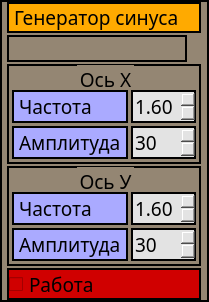
The window that TraineeProjectSource/ui_files/windowsinussource.ui (orizonti/AstraTraineeProject) describes before a commit, drawn with Qt 5.
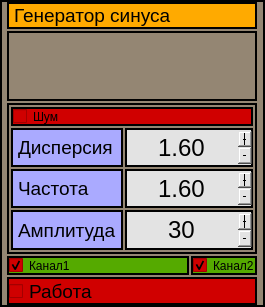
The same window after the commit. Icons and pictures are not drawn.

```diff
--- a/TraineeProjectSource/ui_files/windowsinussource.ui
+++ b/TraineeProjectSource/ui_files/windowsinussource.ui
@@ -6,8 +6,8 @@
    <rect>
     <x>0</x>
     <y>0</y>
-    <width>209</width>
-    <height>302</height>
+    <width>265</width>
+    <height>307</height>
    </rect>
   </property>
   <property name="sizePolicy">
@@ -49,7 +49,7 @@
 
 </string>
   </property>
-  <layout class="QGridLayout" name="gridLayout_3">
+  <layout class="QGridLayout" name="gridLayout_2">
    <property name="leftMargin">
     <number>2</number>
    </property>
@@ -65,187 +65,17 @@
    <property name="spacing">
     <number>2</number>
    </property>
-   <item row="3" column="0">
-    <widget class="QGroupBox" name="groupBox">
-     <property name="font">
-      <font>
-       <family>Sans Serif</family>
-       <pointsize>14</pointsize>
-       <weight>50</weight>
-       <italic>false</italic>
-       <bold>false</bold>
-      </font>
-     </property>
-     <property name="title">
-      <string>Ось Х</string>
-     </property>
-     <property name="alignment">
-      <set>Qt::AlignCenter</set>
-     </property>
-     <layout class="QGridLayout" name="gridLayout">
-      <property name="leftMargin">
-       <number>3</number>
-      </property>
-      <property name="topMargin">
-       <number>24</number>
-      </property>
-      <property name="rightMargin">
-       <number>3</number>
-      </property>
-      <property name="bottomMargin">
-       <number>3</number>
-      </property>
-      <property name="spacing">
-       <number>3</number>
-      </property>
-      <item row="0" column="0">
-       <widget class="QLabel" name="label_3">
-        <property name="sizePolicy">
-         <sizepolicy hsizetype="Minimum" vsizetype="Preferred">
-          <horstretch>0</horstretch>
-          <verstretch>0</verstretch>
-         </sizepolicy>
-        </property>
-        <property name="font">
-         <font>
-          <family>Sans Serif</family>
-          <pointsize>14</pointsize>
-          <weight>50</weight>
-          <italic>false</italic>
-          <bold>false</bold>
-         </font>
-        </property>
-        <property name="styleSheet">
-         <string notr="true">QLabel
-{
-border: 2px solid line black;
-	
-	background-color: rgb(170, 170, 255);
-}</string>
-        </property>
-        <property name="text">
-         <string>Частота</string>
-        </property>
-       </widget>
-      </item>
-      <item row="1" column="0">
-       <widget class="QLabel" name="label_4">
-        <property name="sizePolicy">
-         <sizepolicy hsizetype="Maximum" vsizetype="Preferred">
-          <horstretch>0</horstretch>
-          <verstretch>0</verstretch>
-         </sizepolicy>
-        </property>
-        <property name="font">
-         <font>
-          <family>Sans Serif</family>
-          <pointsize>14</pointsize>
-          <weight>50</weight>
-          <italic>false</italic>
-          <bold>false</bold>
-         </font>
-        </property>
-        <property name="styleSheet">
-         <string notr="true">QLabel
-{
-border: 2px solid line black;
-	
-	background-color: rgb(170, 170, 255);
-}</string>
-        </property>
-        <property name="text">
-         <string>Амплитуда</string>
-        </property>
-       </widget>
-      </item>
-      <item row="0" column="1">
-       <widget class="QDoubleSpinBox" name="SpinFreqX">
-        <property name="font">
-         <font>
-          <family>Sans Serif</family>
-          <pointsize>14</pointsize>
-          <weight>50</weight>
-          <italic>false</italic>
-          <bold>false</bold>
-         </font>
-        </property>
-        <property name="minimum">
-         <double>0.200000000000000</double>
-        </property>
-        <property name="maximum">
-         <double>4.000000000000000</double>
-        </property>
-        <property name="singleStep">
-         <double>0.200000000000000</double>
-        </property>
-        <property name="value">
-         <double>1.600000000000000</double>
-        </property>
-       </widget>
-      </item>
-      <item row="1" column="1">
-       <widget class="QSpinBox" name="SpinAmpY">
-        <property name="font">
-         <font>
-          <family>Sans Serif</family>
-          <pointsize>14</pointsize>
-          <weight>50</weight>
-          <italic>false</italic>
-          <bold>false</bold>
-         </font>
-        </property>
-        <property name="minimum">
-         <number>5</number>
-        </property>
-        <property name="maximum">
-         <number>400</number>
-        </property>
-        <property name="singleStep">
-         <number>5</number>
-        </property>
-        <property name="value">
-         <number>30</number>
-        </property>
-       </widget>
-      </item>
-     </layout>
-    </widget>
-   </item>
-   <item row="0" column="0">
-    <widget class="QLabel" name="label">
-     <property name="sizePolicy">
-      <sizepolicy hsizetype="Preferred" vsizetype="Maximum">
-       <horstretch>0</horstretch>
-       <verstretch>0</verstretch>
-      </sizepolicy>
-     </property>
-     <property name="font">
-      <font>
-       <family>Sans Serif</family>
-       <pointsize>14</pointsize>
-       <weight>50</weight>
-       <italic>false</italic>
-       <bold>false</bold>
-      </font>
-     </property>
-     <property name="styleSheet">
-      <string notr="true">QLabel
-{
-border: 2px solid line black;
-	
-	background-color: rgb(255, 170, 0);
-}</string>
-     </property>
-     <property name="text">
-      <string>Генератор синуса</string>
-     </property>
-    </widget>
-   </item>
    <item row="1" column="0">
     <widget class="QLabel" name="label_2">
+     <property name="sizePolicy">
+      <sizepolicy hsizetype="MinimumExpanding" vsizetype="Preferred">
+       <horstretch>0</horstretch>
+       <verstretch>0</verstretch>
+      </sizepolicy>
+     </property>
      <property name="maximumSize">
       <size>
-       <width>180</width>
+       <width>250</width>
        <height>70</height>
       </size>
      </property>
@@ -260,7 +90,7 @@
      </property>
     </widget>
    </item>
-   <item row="5" column="0">
+   <item row="4" column="0">
     <widget class="QCheckBox" name="checkWorkBlock">
      <property name="sizePolicy">
       <sizepolicy hsizetype="Minimum" vsizetype="Fixed">
@@ -270,9 +100,7 @@
      </property>
      <property name="font">
       <font>
-       <family>Sans Serif</family>
        <pointsize>14</pointsize>
-       <weight>50</weight>
        <italic>false</italic>
        <bold>false</bold>
       </font>
@@ -298,70 +126,44 @@
      </property>
     </widget>
    </item>
-   <item row="4" column="0">
-    <widget class="QGroupBox" name="SpinFregX">
+   <item row="2" column="0">
+    <widget class="QGroupBox" name="groupBox">
+     <property name="sizePolicy">
+      <sizepolicy hsizetype="Minimum" vsizetype="Preferred">
+       <horstretch>0</horstretch>
+       <verstretch>0</verstretch>
+      </sizepolicy>
+     </property>
      <property name="font">
       <font>
-       <family>Sans Serif</family>
        <pointsize>14</pointsize>
-       <weight>50</weight>
        <italic>false</italic>
        <bold>false</bold>
       </font>
      </property>
      <property name="title">
-      <string>Ось У</string>
+      <string/>
      </property>
      <property name="alignment">
       <set>Qt::AlignCenter</set>
      </property>
-     <layout class="QGridLayout" name="gridLayout_2">
+     <layout class="QGridLayout" name="gridLayout">
       <property name="leftMargin">
-       <number>3</number>
+       <number>2</number>
       </property>
       <property name="topMargin">
-       <number>24</number>
+       <number>2</number>
       </property>
       <property name="rightMargin">
-       <number>3</number>
+       <number>2</number>
       </property>
       <property name="bottomMargin">
-       <number>3</number>
+       <number>2</number>
       </property>
       <property name="spacing">
-       <number>3</number>
+       <number>2</number>
       </property>
-      <item row="1" column="0">
-       <widget class="QLabel" name="label_6">
-        <property name="sizePolicy">
-         <sizepolicy hsizetype="Maximum" vsizetype="Preferred">
-          <horstretch>0</horstretch>
-          <verstretch>0</verstretch>
-         </sizepolicy>
-        </property>
-        <property name="font">
-         <font>
-          <family>Sans Serif</family>
-          <pointsize>14</pointsize>
-          <weight>50</weight>
-          <italic>false</italic>
-          <bold>false</bold>
-         </font>
-        </property>
-        <property name="styleSheet">
-         <string notr="true">QLabel
-{
-border: 2px solid line black;
-	
-	background-color: rgb(170, 170, 255);
-}</string>
-        </property>
-        <property name="text">
-         <string>Амплитуда</string>
-        </property>
-       </widget>
-      </item>
-      <item row="0" column="0">
+      <item row="1" column="1">
        <widget class="QLabel" name="label_5">
         <property name="sizePolicy">
          <sizepolicy hsizetype="Minimum" vsizetype="Preferred">
@@ -371,9 +173,7 @@
         </property>
         <property name="font">
          <font>
-          <family>Sans Serif</family>
           <pointsize>14</pointsize>
-          <weight>50</weight>
           <italic>false</italic>
           <bold>false</bold>
          </font>
@@ -387,54 +187,45 @@
 }</string>
         </property>
         <property name="text">
-         <string>Частота</string>
+         <string>Дисперсия</string>
         </property>
        </widget>
       </item>
-      <item row="0" column="1">
-       <widget class="QDoubleSpinBox" name="SpinFreqY">
+      <item row="3" column="2">
+       <widget class="QSpinBox" name="SpinAmp">
+        <property name="sizePolicy">
+         <sizepolicy hsizetype="Preferred" vsizetype="Fixed">
+          <horstretch>0</horstretch>
+          <verstretch>0</verstretch>
+         </sizepolicy>
+        </property>
+        <property name="minimumSize">
+         <size>
+          <width>70</width>
+          <height>40</height>
+         </size>
+        </property>
         <property name="font">
          <font>
-          <family>Sans Serif</family>
-          <pointsize>14</pointsize>
-          <weight>50</weight>
+          <pointsize>18</pointsize>
           <italic>false</italic>
           <bold>false</bold>
          </font>
         </property>
-        <property name="wrapping">
-         <bool>false</bool>
+        <property name="styleSheet">
+         <string notr="true">QSpinBox
+{
+	font: 75 18pt &quot;PT Sans&quot;;
+}</string>
         </property>
-        <property name="readOnly">
-         <bool>false</bool>
+        <property name="alignment">
+         <set>Qt::AlignCenter</set>
         </property>
-        <property name="minimum">
-         <double>0.200000000000000</double>
+        <property name="buttonSymbols">
+         <enum>QAbstractSpinBox::PlusMinus</enum>
         </property>
-        <property name="maximum">
-         <double>4.000000000000000</double>
-        </property>
-        <property name="singleStep">
-         <double>0.200000000000000</double>
-        </property>
-        <property name="value">
-         <double>1.600000000000000</double>
-        </property>
-       </widget>
-      </item>
-      <item row="1" column="1">
-       <widget class="QSpinBox" name="SpinAmpX">
-        <property name="font">
-         <font>
-          <family>Sans Serif</family>
-          <pointsize>14</pointsize>
-          <weight>50</weight>
-          <italic>false</italic>
-          <bold>false</bold>
-         </font>
-        </property>
         <property name="minimum">
-         <number>5</number>
+         <number>0</number>
         </property>
         <property name="maximum">
          <number>400</number>
@@ -447,9 +238,272 @@
         </property>
        </widget>
       </item>
+      <item row="2" column="2">
+       <widget class="QDoubleSpinBox" name="SpinFreq">
+        <property name="sizePolicy">
+         <sizepolicy hsizetype="Minimum" vsizetype="Preferred">
+          <horstretch>0</horstretch>
+          <verstretch>0</verstretch>
+         </sizepolicy>
+        </property>
+        <property name="font">
+         <font>
+          <pointsize>18</pointsize>
+          <italic>false</italic>
+          <bold>false</bold>
+         </font>
+        </property>
+        <property name="styleSheet">
+         <string notr="true">QDoubleSpinBox
+{
+	font: 75 18pt &quot;PT Sans&quot;;
+}</string>
+        </property>
+        <property name="alignment">
+         <set>Qt::AlignCenter</set>
+        </property>
+        <property name="buttonSymbols">
+         <enum>QAbstractSpinBox::PlusMinus</enum>
+        </property>
+        <property name="minimum">
+         <double>0.200000000000000</double>
+        </property>
+        <property name="maximum">
+         <double>4.000000000000000</double>
+        </property>
+        <property name="singleStep">
+         <double>0.200000000000000</double>
+        </property>
+        <property name="value">
+         <double>1.600000000000000</double>
+        </property>
+       </widget>
+      </item>
+      <item row="2" column="1">
+       <widget class="QLabel" name="label_3">
+        <property name="sizePolicy">
+         <sizepolicy hsizetype="Minimum" vsizetype="Preferred">
+          <horstretch>0</horstretch>
+          <verstretch>0</verstretch>
+         </sizepolicy>
+        </property>
+        <property name="font">
+         <font>
+          <pointsize>14</pointsize>
+          <italic>false</italic>
+          <bold>false</bold>
+         </font>
+        </property>
+        <property name="styleSheet">
+         <string notr="true">QLabel
+{
+border: 2px solid line black;
+	
+	background-color: rgb(170, 170, 255);
+}</string>
+        </property>
+        <property name="text">
+         <string>Частота</string>
+        </property>
+       </widget>
+      </item>
+      <item row="0" column="1" colspan="2">
+       <widget class="QCheckBox" name="checkNoize">
+        <property name="styleSheet">
+         <string notr="true">QCheckBox
+{
+border: 2px solid line black;
+	
+	
+	background-color: rgb(208, 0, 0);
+}
+
+QCheckBox::checked
+{
+border: 2px solid line black;
+	
+	background-color: rgb(85, 170, 0);
+}</string>
+        </property>
+        <property name="text">
+         <string>Шум</string>
+        </property>
+       </widget>
+      </item>
+      <item row="3" column="1">
+       <widget class="QLabel" name="label_4">
+        <property name="sizePolicy">
+         <sizepolicy hsizetype="Maximum" vsizetype="Preferred">
+          <horstretch>0</horstretch>
+          <verstretch>0</verstretch>
+         </sizepolicy>
+        </property>
+        <property name="font">
+         <font>
+          <pointsize>14</pointsize>
+          <italic>false</italic>
+          <bold>false</bold>
+         </font>
+        </property>
+        <property name="styleSheet">
+         <string notr="true">QLabel
+{
+border: 2px solid line black;
+	
+	background-color: rgb(170, 170, 255);
+}</string>
+        </property>
+        <property name="text">
+         <string>Амплитуда</string>
+        </property>
+       </widget>
+      </item>
+      <item row="1" column="2">
+       <widget class="QDoubleSpinBox" name="spinNoizeAmplitude">
+        <property name="sizePolicy">
+         <sizepolicy hsizetype="Minimum" vsizetype="Minimum">
+          <horstretch>0</horstretch>
+          <verstretch>0</verstretch>
+         </sizepolicy>
+        </property>
+        <property name="font">
+         <font>
+          <pointsize>18</pointsize>
+          <italic>false</italic>
+          <bold>false</bold>
+         </font>
+        </property>
+        <property name="styleSheet">
+         <string notr="true">QDoubleSpinBox
+{
+	font: 75 18pt &quot;PT Sans&quot;;
+}</string>
+        </property>
+        <property name="alignment">
+         <set>Qt::AlignCenter</set>
+        </property>
+        <property name="buttonSymbols">
+         <enum>QAbstractSpinBox::PlusMinus</enum>
+        </property>
+        <property name="minimum">
+         <double>0.500000000000000</double>
+        </property>
+        <property name="maximum">
+         <double>12.000000000000000</double>
+        </property>
+        <property name="singleStep">
+         <double>0.500000000000000</double>
+        </property>
+        <property name="value">
+         <double>1.600000000000000</double>
+        </property>
+       </widget>
+      </item>
      </layout>
     </widget>
    </item>
+   <item row="0" column="0">
+    <widget class="QLabel" name="label">
+     <property name="sizePolicy">
+      <sizepolicy hsizetype="Minimum" vsizetype="Maximum">
+       <horstretch>0</horstretch>
+       <verstretch>0</verstretch>
+      </sizepolicy>
+     </property>
+     <property name="font">
+      <font>
+       <pointsize>14</pointsize>
+       <italic>false</italic>
+       <bold>false</bold>
+      </font>
+     </property>
+     <property name="styleSheet">
+      <string notr="true">QLabel
+{
+border: 2px solid line black;
+	
+	background-color: rgb(255, 170, 0);
+}</string>
+     </property>
+     <property name="text">
+      <string>Генератор синуса</string>
+     </property>
+    </widget>
+   </item>
+   <item row="3" column="0">
+    <layout class="QHBoxLayout" name="horizontalLayout">
+     <property name="spacing">
+      <number>2</number>
+     </property>
+     <property name="topMargin">
+      <number>0</number>
+     </property>
+     <item>
+      <widget class="QCheckBox" name="checkChannel1">
+       <property name="sizePolicy">
+        <sizepolicy hsizetype="Minimum" vsizetype="Fixed">
+         <horstretch>0</horstretch>
+         <verstretch>0</verstretch>
+        </sizepolicy>
+       </property>
+       <property name="styleSheet">
+        <string notr="true">QCheckBox
+{
+border: 2px solid line black;
+	
+	
+	background-color: rgb(208, 0, 0);
+}
+
+QCheckBox::checked
+{
+border: 2px solid line black;
+	
+	background-color: rgb(85, 170, 0);
+}</string>
+       </property>
+       <property name="text">
+        <string>Канал1</string>
+       </property>
+       <property name="checked">
+        <bool>true</bool>
+       </property>
+      </widget>
+     </item>
+     <item>
+      <widget class="QCheckBox" name="checkChannel2">
+       <property name="sizePolicy">
+        <sizepolicy hsizetype="Maximum" vsizetype="Fixed">
+         <horstretch>0</horstretch>
+         <verstretch>0</verstretch>
+        </sizepolicy>
+       </property>
+       <property name="styleSheet">
+        <string notr="true">QCheckBox
+{
+border: 2px solid line black;
+	
+	
+	background-color: rgb(208, 0, 0);
+}
+
+QCheckBox::checked
+{
+border: 2px solid line black;
+	
+	background-color: rgb(85, 170, 0);
+}</string>
+       </property>
+       <property name="text">
+        <string>Канал2</string>
+       </property>
+       <property name="checked">
+        <bool>true</bool>
+       </property>
+      </widget>
+     </item>
+    </layout>
+   </item>
   </layout>
  </widget>
  <layoutdefault spacing="6" margin="11"/>
```
